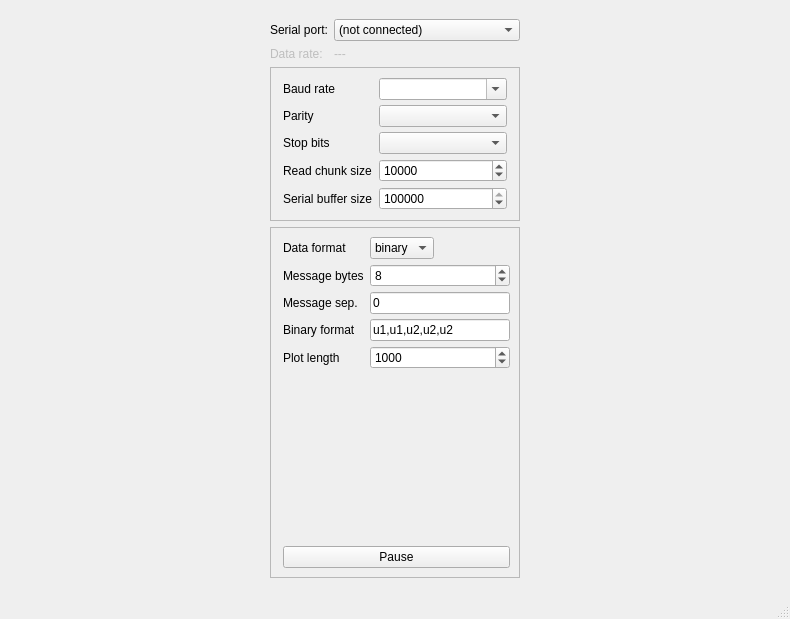
Before: the Qt Designer form splot.ui in starfishneuroscience/splot, drawn with Qt 5.
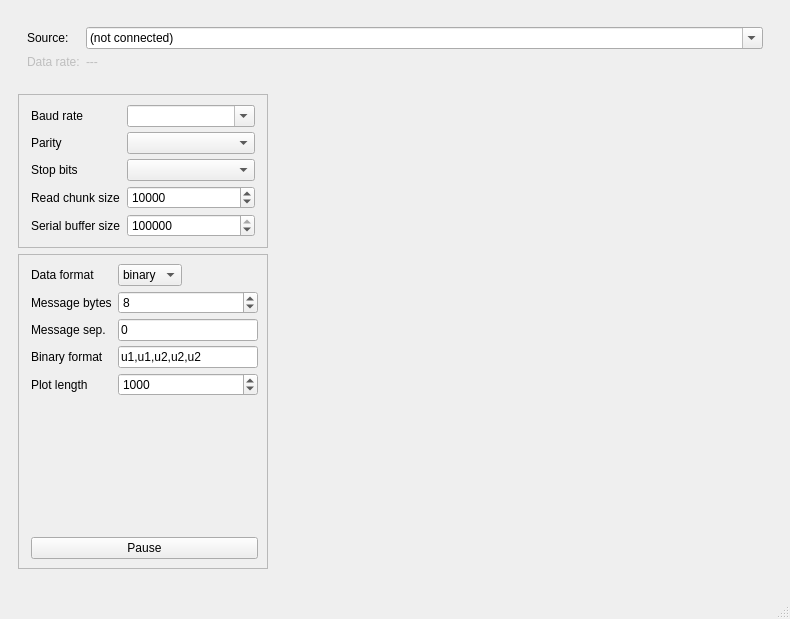
After: the same form once the commit is applied.

Commit message: rearranged UI so that data source is at top of screen and full-width and editable so you can type in an IP address; pass read function rather than serial object to SerialReceiver so that any kind of serial thing (socket, hardware serial port, etc) will work

```diff
--- a/splot.ui
+++ b/splot.ui
@@ -16,40 +16,23 @@
   <widget class="QWidget" name="centralwidget">
    <layout class="QHBoxLayout" name="horizontalLayout">
     <item>
-     <widget class="QFrame" name="leftFrame">
+     <widget class="QFrame" name="verticalFrame_2">
+      <layout class="QVBoxLayout" name="verticalLayout_3">
+       <item>
+        <widget class="QFrame" name="formFrame_3">
       <property name="sizePolicy">
-       <sizepolicy hsizetype="Fixed" vsizetype="Preferred">
+          <sizepolicy hsizetype="Preferred" vsizetype="Fixed">
         <horstretch>0</horstretch>
         <verstretch>0</verstretch>
        </sizepolicy>
       </property>
-      <property name="minimumSize">
-       <size>
-        <width>250</width>
-        <height>0</height>
-       </size>
-      </property>
-      <property name="maximumSize">
-       <size>
-        <width>250</width>
-        <height>16777215</height>
-       </size>
-      </property>
-      <layout class="QVBoxLayout" name="verticalLayout_2">
-       <property name="leftMargin">
-        <number>0</number>
-       </property>
-       <property name="topMargin">
-        <number>10</number>
-       </property>
-       <property name="rightMargin">
-        <number>0</number>
-       </property>
-       <property name="bottomMargin">
-        <number>10</number>
-       </property>
-       <item>
-        <layout class="QFormLayout" name="serialPortFrame">
+         <property name="frameShape">
+          <enum>QFrame::NoFrame</enum>
+         </property>
+         <property name="frameShadow">
+          <enum>QFrame::Plain</enum>
+         </property>
+         <layout class="QFormLayout" name="sourceFrame">
          <item row="0" column="0">
           <widget class="QLabel" name="label_5">
            <property name="sizePolicy">
@@ -59,18 +42,27 @@
             </sizepolicy>
            </property>
            <property name="text">
-            <string>Serial port:</string>
+             <string>Source:</string>
            </property>
           </widget>
          </item>
          <item row="0" column="1">
           <widget class="QComboBox" name="serialPortComboBox">
            <property name="sizePolicy">
-            <sizepolicy hsizetype="MinimumExpanding" vsizetype="Fixed">
+             <sizepolicy hsizetype="Expanding" vsizetype="Fixed">
              <horstretch>0</horstretch>
              <verstretch>0</verstretch>
             </sizepolicy>
            </property>
+            <property name="editable">
+             <bool>true</bool>
+            </property>
+            <property name="sizeAdjustPolicy">
+             <enum>QComboBox::AdjustToContents</enum>
+            </property>
+            <property name="frame">
+             <bool>true</bool>
+            </property>
            <item>
             <property name="text">
              <string>(not connected)</string>
@@ -99,7 +91,43 @@
           </widget>
          </item>
         </layout>
+        </widget>
        </item>
+       <item>
+        <layout class="QHBoxLayout" name="horizontalLayout_6">
+         <item>
+          <widget class="QFrame" name="leftFrame">
+           <property name="sizePolicy">
+            <sizepolicy hsizetype="Fixed" vsizetype="Preferred">
+             <horstretch>0</horstretch>
+             <verstretch>0</verstretch>
+            </sizepolicy>
+           </property>
+           <property name="minimumSize">
+            <size>
+             <width>250</width>
+             <height>0</height>
+            </size>
+           </property>
+           <property name="maximumSize">
+            <size>
+             <width>250</width>
+             <height>16777215</height>
+            </size>
+           </property>
+           <layout class="QVBoxLayout" name="verticalLayout_2">
+            <property name="leftMargin">
+             <number>0</number>
+            </property>
+            <property name="topMargin">
+             <number>10</number>
+            </property>
+            <property name="rightMargin">
+             <number>0</number>
+            </property>
+            <property name="bottomMargin">
+             <number>10</number>
+            </property>
        <item>
         <widget class="QFrame" name="serialParametersFrame">
          <property name="sizePolicy">
@@ -382,7 +410,14 @@
      </widget>
     </item>
     <item>
+          <widget class="QFrame" name="verticalFrame">
      <layout class="QVBoxLayout" name="plotVBoxLayout"/>
+          </widget>
+         </item>
+        </layout>
+       </item>
+      </layout>
+     </widget>
     </item>
    </layout>
   </widget>
```
Lines whose indentation alone changed are shown as unchanged. The commit also changes 3 other files.
